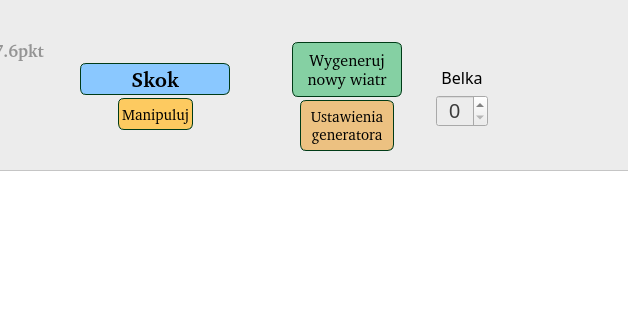
The window that source/UI/Competition/CompetitionManagerWindow.ui (SiekamCebule/sj-sim) describes before a commit, drawn with Qt 5; both pictures show x 717 to 1345 and y 0 to 320 of the 1480 by 791 pixel window.
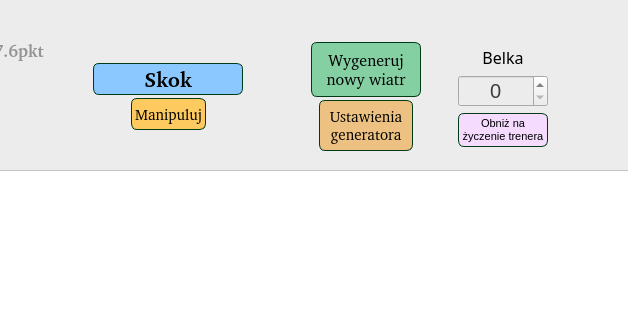
The same window after the commit.

Diff of the .ui file:
```diff
--- a/source/UI/Competition/CompetitionManagerWindow.ui
+++ b/source/UI/Competition/CompetitionManagerWindow.ui
@@ -90,7 +90,7 @@
     <rect>
      <x>260</x>
      <y>30</y>
-     <width>945</width>
+     <width>1005</width>
      <height>134</height>
     </rect>
    </property>
@@ -876,6 +876,31 @@
           </property>
          </widget>
         </item>
+        <item>
+         <widget class="QPushButton" name="pushButton_coachGate">
+          <property name="font">
+           <font>
+            <pointsize>8</pointsize>
+           </font>
+          </property>
+          <property name="styleSheet">
+           <string notr="true">QPushButton{
+border: 1px solid rgb(0, 59, 23);
+border-radius: 6px;
+color: rgb(0, 0, 0);
+background-color: rgb(245, 220, 255);
+padding: 3px;
+}
+QPushButton:hover{
+background-color: rgb(253, 227, 255);
+}</string>
+          </property>
+          <property name="text">
+           <string>Obniż na
+życzenie trenera</string>
+          </property>
+         </widget>
+        </item>
         <item>
          <spacer name="verticalSpacer_2">
           <property name="orientation">
```
